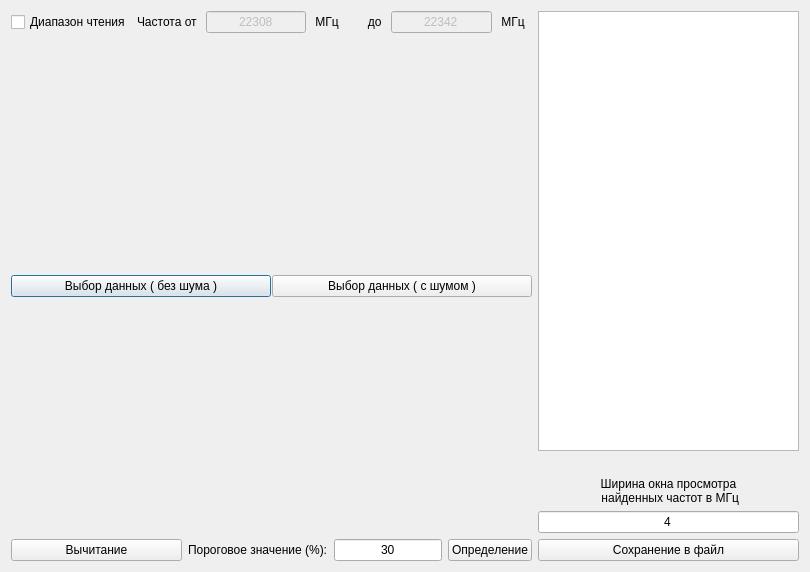
Above: gui.ui from SkorEgor/scientific_work_in_python before the change. Below: the same form after it.
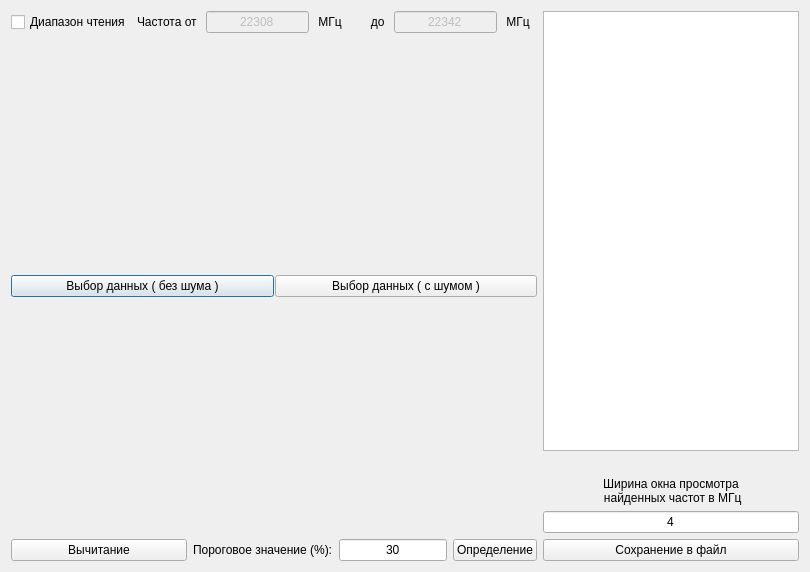
That is the form after the change.

Commit message: icon_checkBox_done

What changed in the file:
```diff
--- a/gui.ui
+++ b/gui.ui
@@ -17,7 +17,7 @@
    <item>
     <layout class="QHBoxLayout" name="horizontalLayout_6">
      <item>
-      <layout class="QHBoxLayout" name="horizontalLayout_7" stretch="2,1">
+      <layout class="QHBoxLayout" name="horizontalLayout_7" stretch="2,0">
        <item>
         <layout class="QVBoxLayout" name="verticalLayout_4" stretch="0,1,0,1,0">
          <item>
```
The commit also changes 2 other files.
